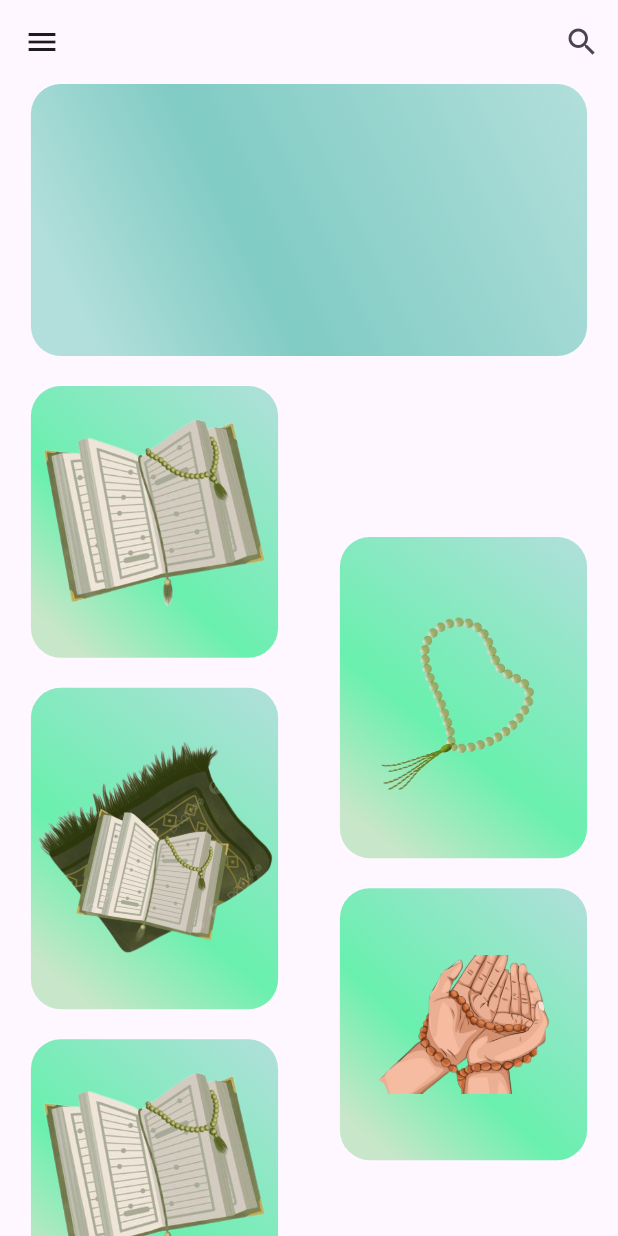
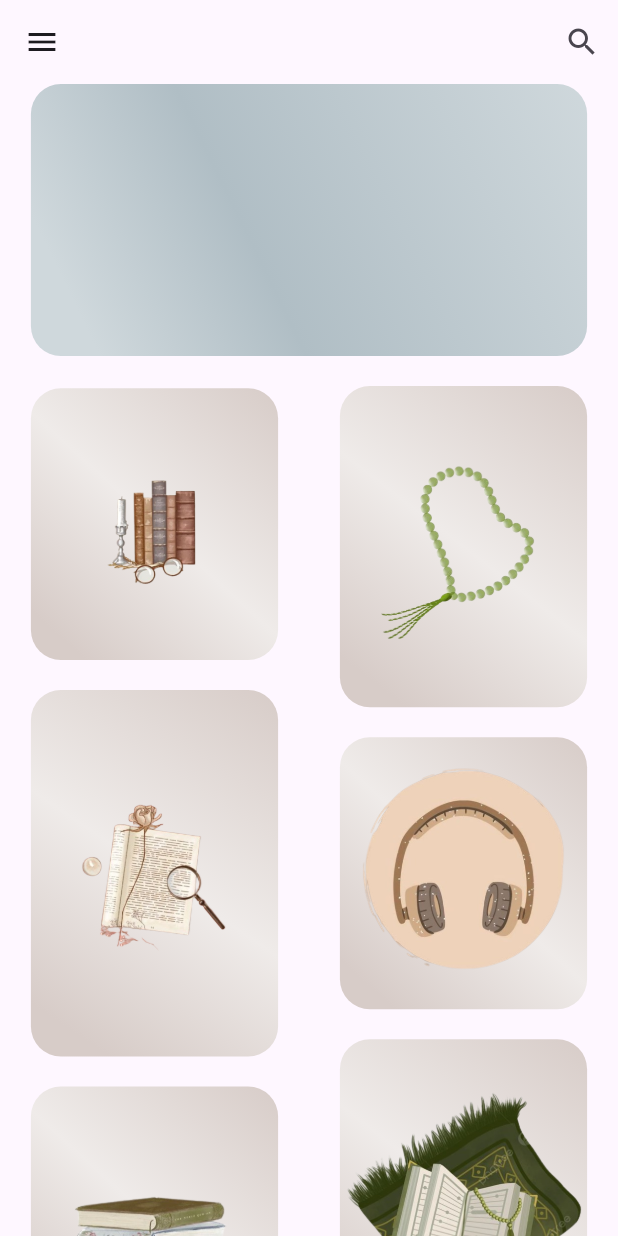
Before and after one commit to Nour484/quraan-kareem, a Flutter app: the screen it shows after launch, on a phone screen of 412 x 824 dp. Run offline on Flutter 3.47's test engine with Material 3 defaults, Android fonts, the phone set to English and light mode, and no system bars; our stand-ins replace equatable, flutter_bloc; project files that could hold a hidden picture were left out.

Commit message:
quraan version 1

```diff
--- a/lib/main.dart
+++ b/lib/main.dart
@@ -12,12 +12,12 @@ void main() {
 class MyApp extends StatelessWidget {
   @override
   Widget build(BuildContext context) {
-    return MaterialApp(title: 'Quran App', home: HomePage()
-
-        // BlocProvider(
-        //   create: (context) => SurahListBloc()..add(FetchSurahList()),
-        //   child: SurahListScreen(),
-        // ),
-        );
+    return MaterialApp(
+        theme: ThemeData(
+          useMaterial3: true, // Enable Material 3
+          colorScheme: ColorScheme.fromSeed(seedColor: Colors.deepPurple),
+        ),
+        title: 'Quran App',
+        home: HomePage());
   }
 }
--- a/lib/quraan/bloc/Surah details bloc/surah_details_bloc.dart
+++ b/lib/quraan/bloc/Surah details bloc/surah_details_bloc.dart
@@ -15,8 +15,8 @@ class SurahDetailsBloc extends Bloc<SurahDetailsEvent, SurahDetailsState> {
       FetchSurahDetails event, Emitter<SurahDetailsState> emit) async {
     emit(SurahDetailsLoading());
     try {
-      final response = await http
-          .get(Uri.parse('http://api.alquran.cloud/v1/surah/${event.surahId}'));
+      final response = await http.get(Uri.parse(
+          'http://api.alquran.cloud/v1/surah/${event.surahId}/${event.identifier}'));
       if (response.statusCode == 200) {
         final surahDetailsJson = json.decode(response.body)['data'];
         final surahDetails = SurahDetails.fromJson(surahDetailsJson);
--- a/lib/quraan/bloc/Surah details bloc/surah_details_event.dart
+++ b/lib/quraan/bloc/Surah details bloc/surah_details_event.dart
@@ -7,9 +7,10 @@ abstract class SurahDetailsEvent extends Equatable {
 
 class FetchSurahDetails extends SurahDetailsEvent {
   final int surahId;
+   final String  identifier;
 
-  FetchSurahDetails(this.surahId);
+  FetchSurahDetails(this.surahId , this .identifier);
 
   @override
-  List<Object> get props => [surahId];
+  List<Object> get props => [surahId , identifier];
 }
--- a/lib/quraan/view/home_page.dart
+++ b/lib/quraan/view/home_page.dart
@@ -1,5 +1,6 @@
 import 'package:flutter/material.dart';
 import 'package:quraan_kareem/quraan/view/edition_page.dart';
+import 'package:quraan_kareem/quraan/view/list_page.dart';
 
 class HomePage extends StatelessWidget {
   const HomePage({super.key});
@@ -31,9 +32,9 @@ class HomePage extends StatelessWidget {
                         1
                       ],
                       colors: [
-                        Colors.teal.shade100,
-                        Colors.teal.shade200,
-                        Colors.teal.shade100
+                        Colors.blueGrey.shade100,
+                        Colors.blueGrey.shade200,
+                        Colors.blueGrey.shade100
                       ]),
                   //    color: Colors.green,
                   borderRadius: BorderRadius.circular(20),
@@ -46,25 +47,24 @@ class HomePage extends StatelessWidget {
                 mainAxisAlignment: MainAxisAlignment.spaceAround,
                 children: [
                   Column(
-                    mainAxisAlignment: MainAxisAlignment.spaceEvenly,
                     children: [
                       Categories(
                           hight: hightSmall,
-                          image: "assets/images/quraan.png",
+                          image: "assets/images/tafseer.png",
                           type: "tafsir"),
                       const SizedBox(
                         height: 20,
                       ),
                       Categories(
-                          hight: hightLarge,
-                          image: "assets/images/salah.png",
+                          hight: hightLarge + 30,
+                          image: "assets/images/translate.png",
                           type: "translation"),
                       const SizedBox(
                         height: 20,
                       ),
                       Categories(
                           hight: hightSmall,
-                          image: "assets/images/quraan.png",
+                          image: "assets/images/1.png",
                           type: "versebyverse"),
                     ],
                   ),
@@ -79,12 +79,22 @@ class HomePage extends StatelessWidget {
                       ),
                       Categories(
                           hight: hightSmall,
-                          image: "assets/images/hosnElmuslim.png",
+                          image: "assets/images/quraan_audio.png",
+                          type: "quran"),
+                      const SizedBox(
+                        height: 20,
+                      ),
+                      PrayTimeWidget(
+                          hight: hightLarge,
+                          image: "assets/images/salah.png",
                           type: "quran"),
                     ],
                   )
                 ],
-              )
+              ),
+              const SizedBox(
+                height: 20,
+              ),
             ],
           ),
         ),
@@ -101,7 +111,6 @@ class Categories extends StatelessWidget {
     super.key,
   });
   final double hight;
-
   final String image;
   final String type;
 
@@ -117,13 +126,13 @@ class Categories extends StatelessWidget {
               end: Alignment.topRight,
               stops: const [
                 0.1,
-                0.4,
+                0.5,
                 1
               ],
               colors: [
-                Colors.green.shade100,
-                Colors.greenAccent.shade200,
-                Colors.teal.shade100
+                Colors.brown.shade100,
+                Colors.brown.shade50,
+                Colors.brown.shade100
               ]),
           //    color: Colors.green,
           borderRadius: BorderRadius.circular(20),
@@ -133,10 +142,55 @@ class Categories extends StatelessWidget {
       onTap: () {
         Navigator.push(
           context,
-          MaterialPageRoute(
-              builder: (context) => EditionPage(editionType: type)),
+          MaterialPageRoute(builder: (context) => ListPage(editionType: type)),
         );
       },
     );
   }
 }
+
+class PrayTimeWidget extends StatelessWidget {
+  const PrayTimeWidget({
+    required this.image,
+    required this.type,
+    required this.hight,
+    super.key,
+  });
+  final double hight;
+  final String image;
+  final String type;
+
+  @override
+  Widget build(BuildContext context) {
+    return InkWell(
+      child: Container(
+        width: MediaQuery.sizeOf(context).width * 0.4,
+        height: hight,
+        decoration: BoxDecoration(
+          gradient: LinearGradient(
+              begin: Alignment.bottomLeft,
+              end: Alignment.topRight,
+              stops: const [
+                0.1,
+                0.5,
+                1
+              ],
+              colors: [
+                Colors.brown.shade100,
+                Colors.brown.shade50,
+                Colors.brown.shade100
+              ]),
+          //    color: Colors.green,
+          borderRadius: BorderRadius.circular(20),
+        ),
+        child: Image.asset(image),
+      ),
+      onTap: () {
+        Navigator.push(
+          context,
+          MaterialPageRoute(builder: (context) => ListPage(editionType: type)),
+        );
+      },
+    );
+  }
+}
--- a/lib/quraan/view/list_page.dart
+++ b/lib/quraan/view/list_page.dart
@@ -5,13 +5,15 @@ import 'package:quraan_kareem/quraan/bloc/Surah%20list%20Bloc/surah_event.dart';
 import 'package:quraan_kareem/quraan/view/list_view.dart';
 
 class ListPage extends StatelessWidget {
-  const ListPage({super.key});
+  final String editionType;
+
+  ListPage({required this.editionType, super.key});
 
   @override
   Widget build(BuildContext context) {
     return BlocProvider(
       create: (context) => SurahListBloc()..add(FetchSurahList()),
-      child: SurahListScreen(),
+      child: SurahListScreen(editionType: editionType),
     );
   }
 }
```
Also changed, not shown: lib/quraan/view/details_view.dart (+7 -2 lines), lib/quraan/view/edition_page.dart (+8 -2 lines), lib/quraan/view/edition_view.dart (+12 -8 lines), lib/quraan/view/list_view.dart (+9 -8 lines), assets/images/1.png (added), assets/images/quraan_audio.png (added), assets/images/tafseer.png (added), assets/images/translate.png (added).
